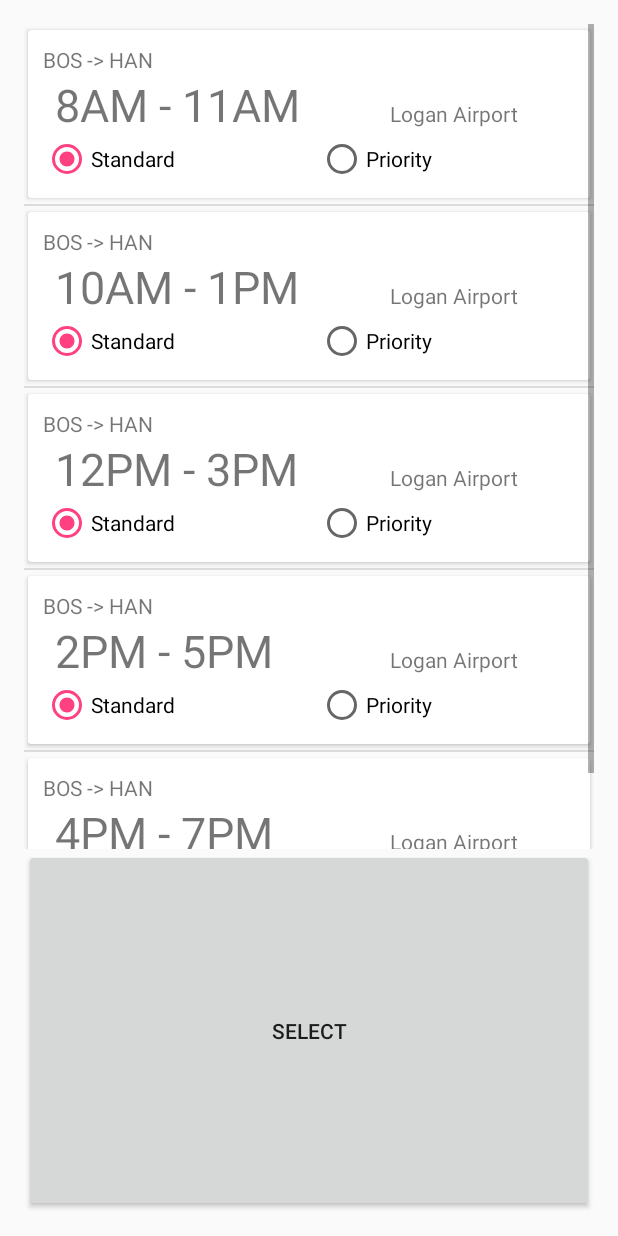
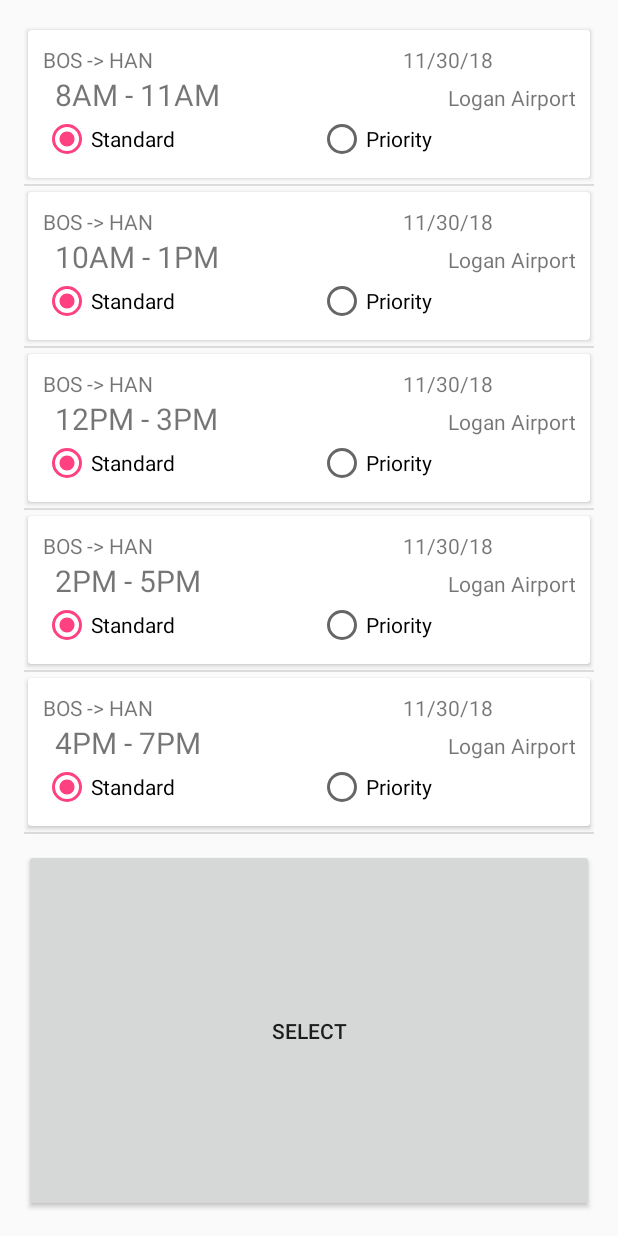
Before and after one commit to seokjunbing/hci, an Android app: the screen it shows after launch (ChooseBus1Activity), after a tap on "SEARCH", on a phone screen of 412 x 824 dp. Run offline under Robolectric (Android 15) with nearby library versions, the phone set to English and light mode, and no system bars.

```diff
--- a/app/src/main/AndroidManifest.xml
+++ b/app/src/main/AndroidManifest.xml
@@ -22,7 +22,8 @@
             android:name=".ChooseBus1Activity"
             android:label="@string/title_activity_choose_bus1"
             android:theme="@style/AppTheme.NoActionBar" />
-        <activity android:name=".Payment"></activity>
+        <activity android:name=".Payment" />
+        <activity android:name=".TripSummary"></activity>
     </application>
 
 </manifest>
--- a/app/src/main/java/me/junbing/hci/BookingFragment.java
+++ b/app/src/main/java/me/junbing/hci/BookingFragment.java
@@ -69,6 +69,7 @@ public class BookingFragment extends Fragment {
         v.findViewById(R.id.search_button).setOnClickListener(new HandleSearchClick());
 
         v.findViewById(R.id.pay_button).setOnClickListener(new HandlePayClick());
+        v.findViewById(R.id.trip_summary).setOnClickListener(new HandleSummaryClick());
 
         return v;
     }
@@ -86,6 +87,15 @@ public class BookingFragment extends Fragment {
         public void onClick(View arg0) {
             Toast.makeText(getActivity(), "pressed pay", Toast.LENGTH_SHORT).show();
             Intent intent = new Intent(getActivity(), Payment.class);
+            startActivity(intent);
+
+        }
+    }
+
+    private class HandleSummaryClick implements View.OnClickListener {
+        public void onClick(View arg0) {
+            Toast.makeText(getActivity(), "pressed pay", Toast.LENGTH_SHORT).show();
+            Intent intent = new Intent(getActivity(), TripSummary.class);
             startActivity(intent);
 
         }
--- a/app/src/main/java/me/junbing/hci/Bus.java
+++ b/app/src/main/java/me/junbing/hci/Bus.java
@@ -1,22 +1,51 @@
 package me.junbing.hci;
+
+import java.util.ArrayList;
 
 public class Bus {
     String time;
     String departure_loc;
     String direction;
+    String date;
+    Boolean priority;
+    Boolean selected;
 
-    Boolean priority;
-
-    Boolean selected;
+    static String[] times = {"8AM - 11AM", "10AM - 1PM", "12PM - 3PM", "2PM - 5PM", "4PM - 7PM"};
 
     public Bus() {
     }
 
-    public Bus(String time, String departure_loc, String direction, Boolean priority, Boolean selected) {
+    public Bus(String date, String time, String departure_loc, String direction, Boolean priority, Boolean selected) {
         this.time = time;
+        this.date = date;
         this.departure_loc = departure_loc;
         this.direction = direction;
         this.priority = priority;
         this.selected = selected;
     }
+
+    static ArrayList<Bus> getBusArrayList(String date, String departure_loc, String direction) {
+        ArrayList<Bus> buses = new ArrayList<>();
+
+        for(String t: times) {
+            buses.add(new Bus(date, t, departure_loc, direction, Boolean.FALSE, Boolean.FALSE));
+        }
+
+//        buses.add(new Bus(date, "8AM - 11AM", departure_loc, direction, Boolean.FALSE, Boolean.FALSE));
+//        buses.add(new Bus(date, "10AM - 1PM", departure_loc, direction, Boolean.FALSE, Boolean.FALSE));
+//        buses.add(new Bus(date, "12PM - 3PM", departure_loc, direction, Boolean.FALSE, Boolean.FALSE));
+//        buses.add(new Bus(date, "2PM - 5PM", departure_loc, direction, Boolean.FALSE, Boolean.FALSE));
+//        buses.add(new Bus(date, "4PM - 7PM", departure_loc, direction, Boolean.FALSE, Boolean.FALSE));
+        return buses;
+    }
+
+    static ArrayList<Bus> getSelectBusArrayList(String date, String departure_loc, String direction, int[] choices, Boolean[] priorities) {
+        ArrayList<Bus> buses = new ArrayList<>();
+
+        for(int ind = 0; ind < choices.length; ind++) {
+            buses.add(new Bus(date, times[ind], departure_loc, direction, priorities[ind], Boolean.FALSE));
+        }
+        return buses;
+    }
+
 }
--- a/app/src/main/java/me/junbing/hci/BusAdapter.java
+++ b/app/src/main/java/me/junbing/hci/BusAdapter.java
@@ -22,12 +22,14 @@ import java.util.List;
 
 public class BusAdapter extends ArrayAdapter<Bus> {
     private Context mContext;
-    private List<Bus> BusList = new ArrayList<>();
+    private List<Bus> BusList;
+    private Boolean isSummary;
 
-    public BusAdapter(@NonNull Context context, @LayoutRes ArrayList<Bus> list) {
+    public BusAdapter(@NonNull Context context, @LayoutRes ArrayList<Bus> list, Boolean isSummary) {
         super(context, 0 , list);
         mContext = context;
         BusList = list;
+        this.isSummary = isSummary;
     }
 
     @NonNull
@@ -41,20 +43,41 @@ public class BusAdapter extends ArrayAdapter<Bus> {
         TextView time;
         TextView departure_loc;
         TextView direction;
+        TextView date;
+        TextView summaryPriority;
 
         final RadioGroup rg;
 
         time = (TextView)listItem.findViewById(R.id.time);
         departure_loc = (TextView)listItem.findViewById(R.id.departure_loc);
         direction = (TextView)listItem.findViewById(R.id.direction);
+        date = (TextView)listItem.findViewById(R.id.date);
+        summaryPriority = listItem.findViewById(R.id.summary_priority);
+        rg = listItem.findViewById(R.id.radioGroup);
 
-        rg = listItem.findViewById(R.id.radioGroup);
+        if(isSummary) {
+            rg.setVisibility(View.GONE);
+
+            if(BusList.get(position).priority) {
+                summaryPriority.setText("Priority");
+            }
+            else {
+                summaryPriority.setText("Standard");
+            }
+        }
+        else {
+            summaryPriority.setVisibility(View.GONE);
+
+        }
+
+
 
         final Bus currentBus = BusList.get(position);
 
         time.setText(currentBus.time);
         departure_loc.setText(currentBus.departure_loc);
         direction.setText(currentBus.direction);
+        date.setText(currentBus.date);
 
         rg.setOnCheckedChangeListener(new RadioGroup.OnCheckedChangeListener() {
             @Override
@@ -62,13 +85,13 @@ public class BusAdapter extends ArrayAdapter<Bus> {
                 switch (checkedId) {
                     case R.id.radioButton1:
                         currentBus.priority=false;
-                        ((RadioButton)group.getChildAt(0)).setChecked(true);
-                        ((RadioButton)group.getChildAt(1)).setChecked(false);
+//                        ((RadioButton)group.getChildAt(0)).setChecked(true);
+//                        ((RadioButton)group.getChildAt(1)).setChecked(false);
                         break;
                     case R.id.radioButton2:
                         currentBus.priority=true;
-                        ((RadioButton)group.getChildAt(0)).setChecked(false);
-                        ((RadioButton)group.getChildAt(1)).setChecked(true);
+//                        ((RadioButton)group.getChildAt(0)).setChecked(false);
+//                        ((RadioButton)group.getChildAt(1)).setChecked(true);
                         break;
                 }
 
--- a/app/src/main/java/me/junbing/hci/ChooseBus1Activity.java
+++ b/app/src/main/java/me/junbing/hci/ChooseBus1Activity.java
@@ -2,18 +2,12 @@ package me.junbing.hci;
 
 import android.os.Bundle;
 import android.support.v7.app.AppCompatActivity;
-import android.support.v7.widget.LinearLayoutManager;
-import android.support.v7.widget.RecyclerView;
-import android.util.Log;
 import android.view.View;
 import android.widget.AdapterView;
 import android.widget.ListView;
-import android.widget.RadioButton;
-import android.widget.RadioGroup;
 import android.widget.Toast;
 
 import java.util.ArrayList;
-import java.util.List;
 
 // referred https://medium.com/mindorks/custom-array-adapters-made-easy-b6c4930560dd
 
@@ -41,15 +35,18 @@ public class ChooseBus1Activity extends AppCompatActivity {
 //        initializeAdapter();
 
         setContentView(R.layout.activity_choose_bus1);
-        listView = (ListView) findViewById(R.id.rv);
+        listView = (ListView) findViewById(R.id.choose_bus_lv);
         initializeData();
         initializeAdapter();
+
+
 
 
         listView.setOnItemClickListener(new AdapterView.OnItemClickListener() {
 
             @Override
             public void onItemClick(AdapterView<?> parent, View view, int position, final long id) {
+//                selectPos = id;
 
                 view.findViewById(R.id.radioButton1).setClickable(true);
                 view.findViewById(R.id.radioButton2).setClickable(true);
@@ -61,8 +58,6 @@ public class ChooseBus1Activity extends AppCompatActivity {
                     if((int)id != i) {
                         View v = listView.getChildAt(i);
                         if(v != null) {
-//                        v.findViewById(R.id.radioButton1).setEnabled(false);
-//                        v.findViewById(R.id.radioButton2).setEnabled(false);
                             v.findViewById(R.id.radioButton1).setClickable(false);
                             v.findViewById(R.id.radioButton2).setClickable(false);
                         }
@@ -71,35 +66,19 @@ public class ChooseBus1Activity extends AppCompatActivity {
 
             }
         });
-
-
-
-
-
-
     }
 
     private void initializeData(){
-        buses = new ArrayList<>();
-        buses.add(new Bus("8AM - 11AM", "Logan Airport", "BOS -> HAN", Boolean.FALSE, Boolean.FALSE));
-        buses.add(new Bus("10AM - 1PM", "Logan Airport", "BOS -> HAN", Boolean.FALSE, Boolean.FALSE));
-        buses.add(new Bus("12PM - 3PM", "Logan Airport", "BOS -> HAN", Boolean.FALSE, Boolean.FALSE));
-        buses.add(new Bus("2PM - 5PM", "Logan Airport", "BOS -> HAN", Boolean.FALSE, Boolean.FALSE));
-        buses.add(new Bus("4PM - 7PM", "Logan Airport", "BOS -> HAN", Boolean.FALSE, Boolean.FALSE));
+        buses = Bus.getBusArrayList("11/30/18", "Logan Airport", "BOS -> HAN");
     }
 
     private void initializeAdapter(){
 //        RVAdapter adapter = new RVAdapter(buses);
 //        rv.setAdapter(adapter);
 
-        mAdapter = new BusAdapter(this, buses);
+        mAdapter = new BusAdapter(this, buses, false);
         listView.setAdapter(mAdapter);
 
     }
 
-    public void MyOnClickListener() {
-        Toast.makeText(this, "yololol", Toast.LENGTH_SHORT).show();
-    }
-
-
 }
--- a/app/src/main/res/layout/activity_choose_bus1.xml
+++ b/app/src/main/res/layout/activity_choose_bus1.xml
@@ -6,7 +6,7 @@
     >
 
     <ListView
-        android:id="@+id/rv"
+        android:id="@+id/choose_bus_lv"
         android:layout_width="match_parent"
         android:layout_height="550dp"
         android:choiceMode="singleChoice"
--- a/app/src/main/res/layout/item.xml
+++ b/app/src/main/res/layout/item.xml
@@ -19,10 +19,26 @@
         android:orientation="vertical"
         android:padding="10dp">
 
-        <TextView
-            android:id="@+id/direction"
+        <LinearLayout
             android:layout_width="match_parent"
-            android:layout_height="wrap_content" />
+            android:layout_height="wrap_content"
+            android:gravity="fill_horizontal"
+            android:orientation="horizontal"
+            android:padding="0dp">
+
+            <TextView
+                android:id="@+id/direction"
+                android:layout_width="100dp"
+                android:layout_height="wrap_content" />
+
+            <TextView
+                android:id="@+id/date"
+                android:layout_width="200dp"
+                android:layout_height="wrap_content"
+                android:gravity="right" />
+        </LinearLayout>
+
+
 
         <LinearLayout
             android:layout_width="match_parent"
@@ -31,18 +47,18 @@
 
             <TextView
                 android:id="@+id/time"
-                android:layout_width="100dp"
+                android:layout_width="wrap_content"
                 android:layout_height="wrap_content"
                 android:layout_marginStart="8dp"
                 android:layout_weight="1"
-                android:textSize="30sp"
-                app:layout_constraintStart_toStartOf="parent" />
+                android:textSize="20sp" />
 
             <TextView
                 android:id="@+id/departure_loc"
-                android:layout_width="0dp"
+                android:layout_width="wrap_content"
                 android:layout_height="wrap_content"
-                android:layout_weight="1" />
+                android:layout_weight="1"
+                android:gravity="right" />
 
         </LinearLayout>
 
@@ -66,6 +82,7 @@
                 android:focusable="false"
                 android:saveEnabled="false"
                 android:enabled="true"
+                android:background="@android:color/transparent"
                 android:text="Standard" />
 
             <RadioButton
@@ -77,8 +94,15 @@
                 android:focusable="false"
                 android:saveEnabled="false"
                 android:enabled="true"
+                android:background="@android:color/transparent"
                 android:text="Priority" />
         </RadioGroup>
+
+        <TextView
+            android:id="@+id/summary_priority"
+            android:layout_width="match_parent"
+            android:layout_height="wrap_content"
+            android:text="TextView" />
 
     </LinearLayout>
 
```
Also changed, not shown: app/src/main/java/me/junbing/hci/TripSummary.java (added, +41 -0 lines), app/src/main/res/layout/activity_payment.xml (+22 -1 lines), app/src/main/res/layout/activity_trip_summary.xml (added, +152 -0 lines), app/src/main/res/layout/fragment_booking_1.xml (+43 -28 lines).
